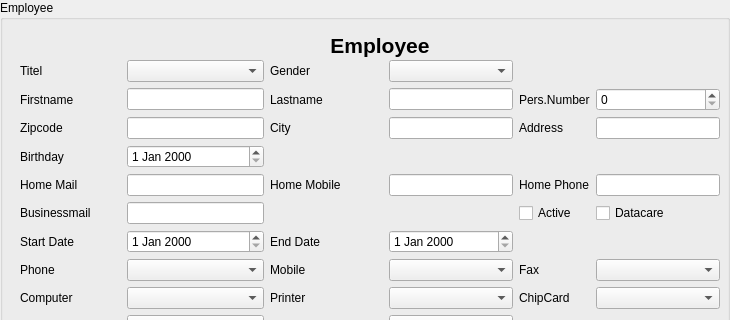
This is src/app/employeeinputarea.ui in jmuelbert/jmbde-QT as Qt 5 draws it before an edit; both pictures show x 0 to 730 and y 0 to 320 of the 730 by 600 pixel window. The edited form follows.
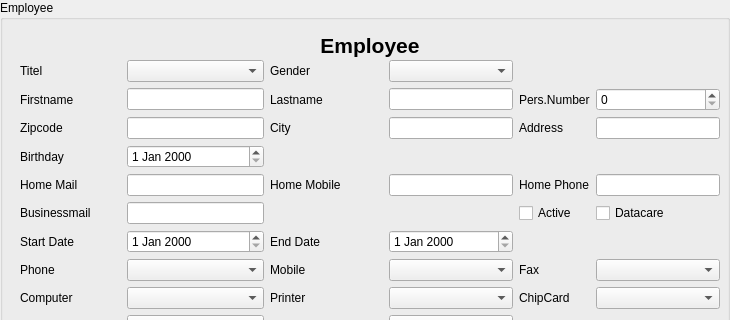
This is the edited form.

```diff
--- a/src/app/employeeinputarea.ui
+++ b/src/app/employeeinputarea.ui
@@ -33,7 +33,7 @@
      <rect>
       <x>10</x>
       <y>0</y>
-      <width>720</width>
+      <width>700</width>
       <height>30</height>
      </rect>
     </property>
```
